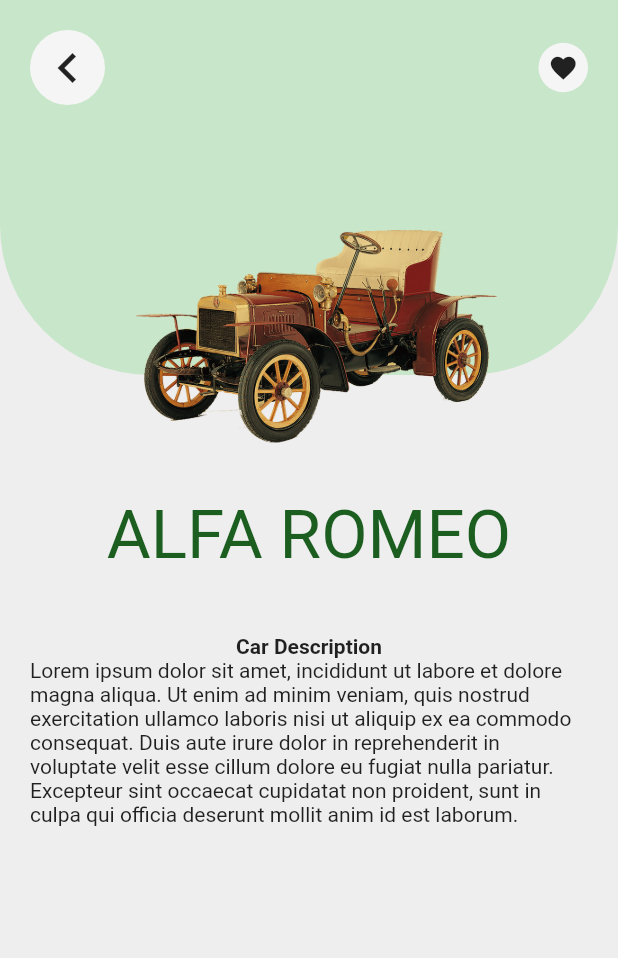
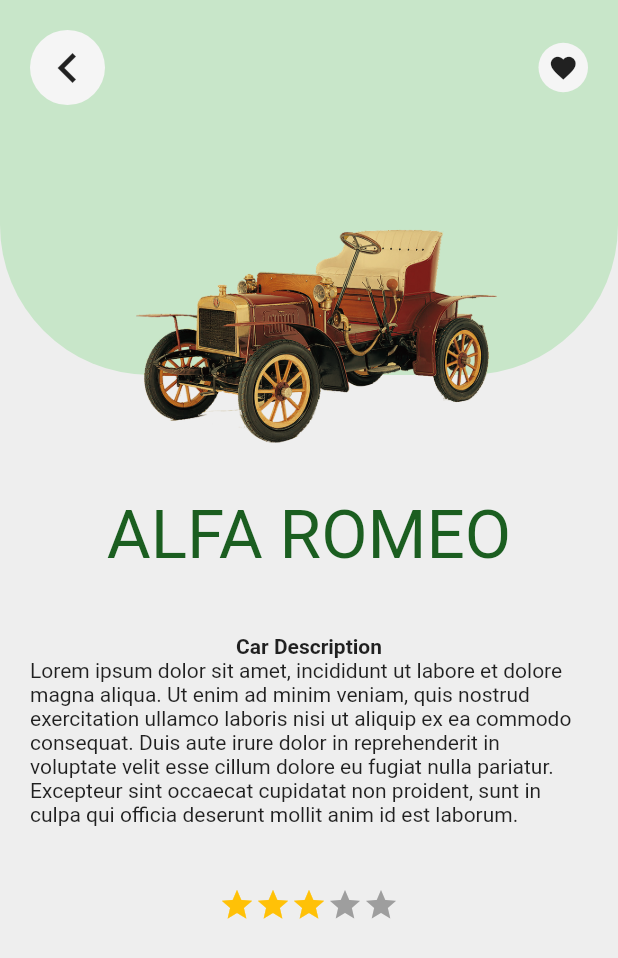
Before and after one commit to karadasmurat/basics_dart_flutter, a Flutter app: the CarPage screen opened directly with sample values from the repository, on a phone screen of 412 x 824 dp. Shown: the top 958 px of the screen. Run offline on Flutter 3.47's test engine with Material 2 defaults, Android fonts, the phone set to English and light mode, and no system bars; drawn by our look-alikes of flutter_rating_bar; our stand-ins replace badges, font_awesome_flutter, google_fonts, shared_preferences; accounts and stored records are empty; network calls fail.

Commit message:
flutter_rating_bar

```diff
--- a/lib/flutter/snackbar.dart
+++ b/lib/flutter/snackbar.dart
@@ -23,9 +23,13 @@ class SnackBarDemo extends StatelessWidget {
             mainAxisAlignment: MainAxisAlignment.center,
             children: [
               Badge(
-                badgeContent: const Text("3"),
+                badgeContent: const Text(
+                  "3",
+                  style: TextStyle(color: Colors.white),
+                ),
                 position: BadgePosition.topEnd(),
                 padding: EdgeInsets.all(8),
+                animationType: BadgeAnimationType.scale,
                 child: const Card(
                   child: Padding(
                     padding: EdgeInsets.all(10.0),
--- a/lib/flutter/views/car_view.dart
+++ b/lib/flutter/views/car_view.dart
@@ -1,6 +1,7 @@
 import 'package:basics_dart/flutter/appbar.dart';
 import 'package:basics_dart/flutter/widgets/circled_icon.dart';
 import 'package:flutter/material.dart';
+import 'package:flutter_rating_bar/flutter_rating_bar.dart';
 
 // flutter pub add transparent_image
 
@@ -91,6 +92,18 @@ class CarPage extends StatelessWidget {
                 const Text(
                   "Lorem ipsum dolor sit amet, incididunt ut labore et dolore magna aliqua. Ut enim ad minim veniam, quis nostrud exercitation ullamco laboris nisi ut aliquip ex ea commodo consequat. Duis aute irure dolor in reprehenderit in voluptate velit esse cillum dolore eu fugiat nulla pariatur. Excepteur sint occaecat cupidatat non proident, sunt in culpa qui officia deserunt mollit anim id est laborum.",
                 ),
+                const SizedBox(height: 40),
+                RatingBar(
+                    minRating: 1,
+                    maxRating: 5,
+                    initialRating: 3,
+                    allowHalfRating: false,
+                    itemSize: 24,
+                    ratingWidget: RatingWidget(
+                        full: const Icon(Icons.star, color: Colors.amber),
+                        half: Icon(Icons.star, color: Colors.red),
+                        empty: const Icon(Icons.star, color: Colors.grey)),
+                    onRatingUpdate: (val) {})
               ],
             ),
           )
--- a/pubspec.yaml
+++ b/pubspec.yaml
@@ -40,6 +40,7 @@ dependencies:
   google_fonts: ^3.0.1
   shared_preferences: ^2.0.15
   badges: ^2.0.3
+  flutter_rating_bar: ^4.0.1
 
 dev_dependencies:
   flutter_test:
```
